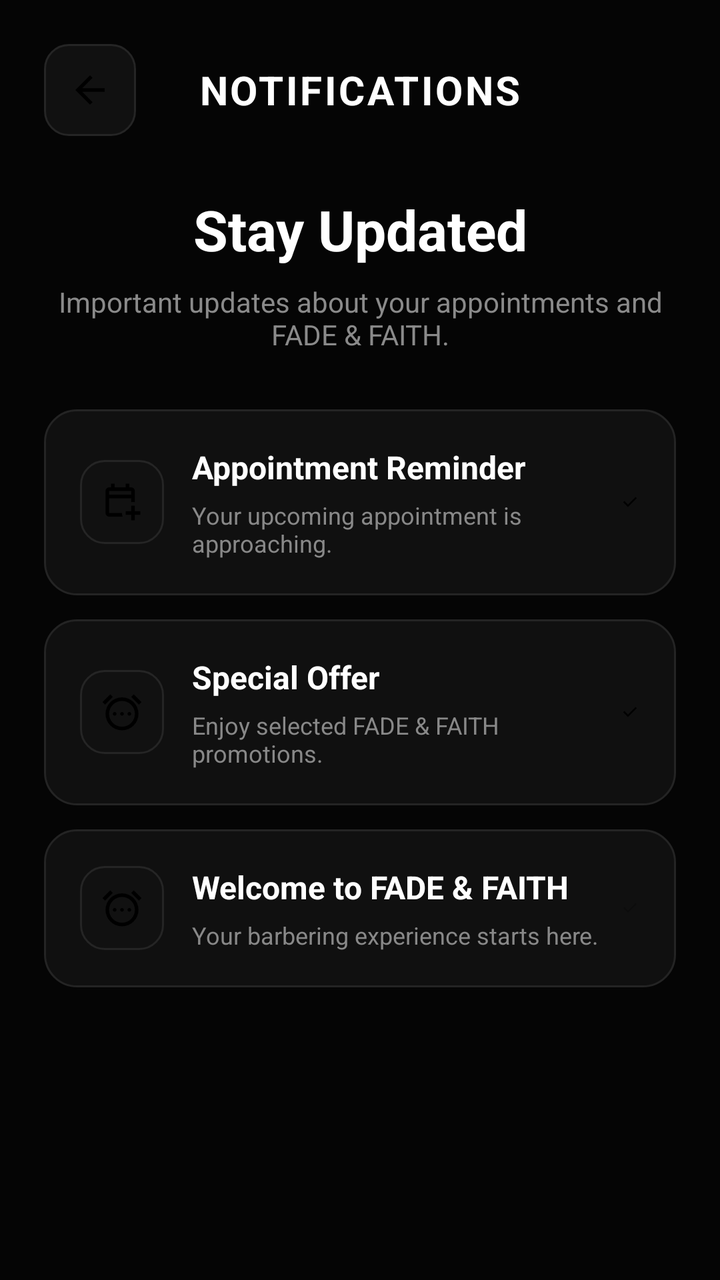
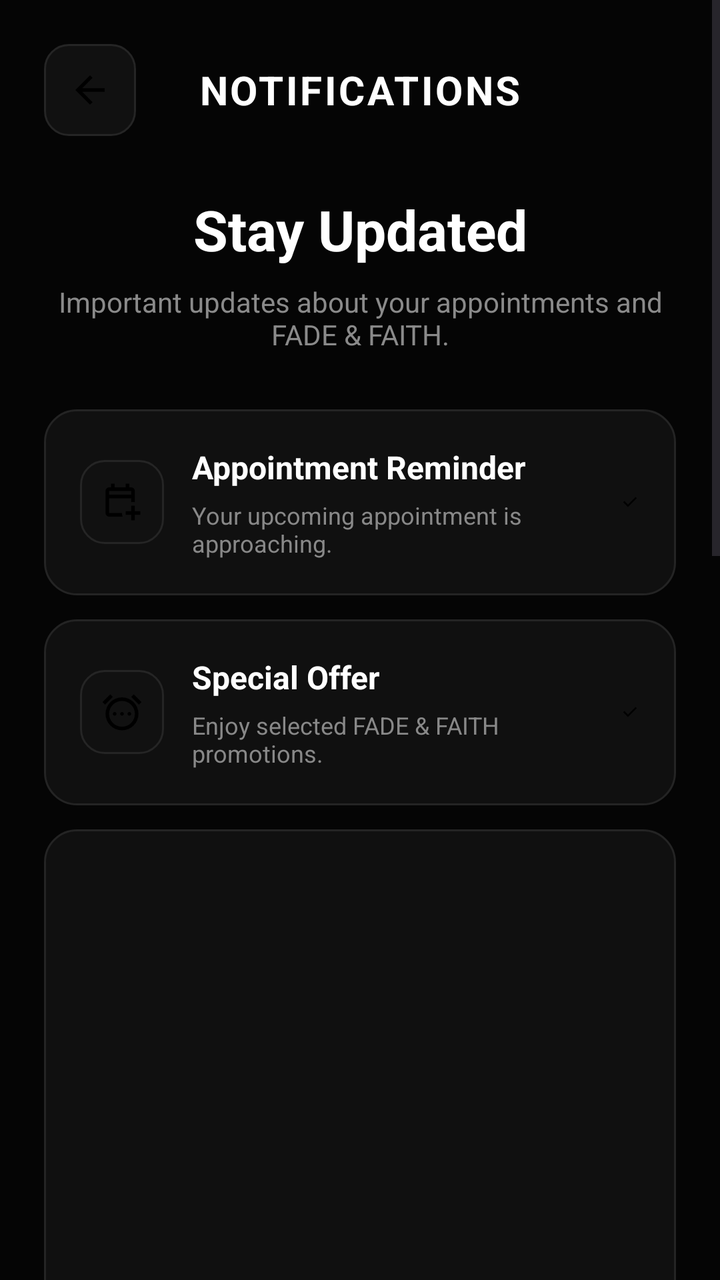

Screens rendered from an Android XML layout before and after an edit, with the pre-edit source and the edit as a unified diff.
<!-- AndroidManifest.xml: application theme Theme.FadeandFaith -->
<!-- res/layout/activity_notifications.xml -->
<?xml version="1.0" encoding="utf-8"?>
<ScrollView
    xmlns:android="http://schemas.android.com/apk/res/android"
    android:layout_width="match_parent"
    android:layout_height="match_parent"
    android:background="#050505"
    android:fillViewport="true">

    <LinearLayout
        android:layout_width="match_parent"
        android:layout_height="wrap_content"
        android:orientation="vertical"
        android:padding="22dp">

        

        <LinearLayout
            android:layout_width="match_parent"
            android:layout_height="wrap_content"
            android:gravity="center_vertical"
            android:orientation="horizontal"
            android:layout_marginBottom="28dp">

            <ImageView
                android:id="@+id/backButton"
                android:layout_width="46dp"
                android:layout_height="46dp"
                android:padding="12dp"
                android:src="@drawable/arrowback"
                android:contentDescription="Back"
                android:background="@drawable/iconbutton" />

            <TextView
                android:layout_width="0dp"
                android:layout_height="wrap_content"
                android:layout_weight="1"
                android:gravity="center"
                android:text="NOTIFICATIONS"
                android:textColor="#FFFFFF"
                android:textSize="20sp"
                android:textStyle="bold"
                android:letterSpacing="0.06" />

            <View
                android:layout_width="46dp"
                android:layout_height="46dp" />

        </LinearLayout>

        <TextView
            android:layout_width="match_parent"
            android:layout_height="wrap_content"
            android:text="Stay Updated"
            android:textColor="#FFFFFF"
            android:textSize="28sp"
            android:textStyle="bold"
            android:gravity="center"
            android:layout_marginBottom="8dp" />

        <TextView
            android:layout_width="match_parent"
            android:layout_height="wrap_content"
            android:text="Important updates about your appointments and FADE &amp; FAITH."
            android:textColor="#8A8A8A"
            android:textSize="14sp"
            android:gravity="center"
            android:layout_marginBottom="28dp" />

        

        <LinearLayout
            android:id="@+id/appointmentNotification"
            android:layout_width="match_parent"
            android:layout_height="wrap_content"
            android:orientation="horizontal"
            android:padding="18dp"
            android:background="@drawable/homecard"
            android:gravity="center_vertical"
            android:clickable="true"
            android:focusable="true"
            android:layout_marginBottom="12dp">

            <ImageView
                android:layout_width="42dp"
                android:layout_height="42dp"
                android:padding="10dp"
                android:src="@drawable/calendar"
                android:contentDescription="Appointment"
                android:background="@drawable/iconbutton" />

            <LinearLayout
                android:layout_width="0dp"
                android:layout_height="wrap_content"
                android:layout_weight="1"
                android:orientation="vertical"
                android:layout_marginStart="14dp">

                <TextView
                    android:layout_width="wrap_content"
                    android:layout_height="wrap_content"
                    android:text="Appointment Reminder"
                    android:textColor="#FFFFFF"
                    android:textSize="16sp"
                    android:textStyle="bold" />

                <TextView
                    android:layout_width="wrap_content"
                    android:layout_height="wrap_content"
                    android:text="Your upcoming appointment is approaching."
                    android:textColor="#888888"
                    android:textSize="12sp"
                    android:layout_marginTop="5dp" />

            </LinearLayout>

            <ImageView
                android:id="@+id/appointmentIndicator"
                android:layout_width="10dp"
                android:layout_height="10dp"
                android:src="@drawable/check"
                android:contentDescription="Unread" />

        </LinearLayout>

        

        <LinearLayout
            android:id="@+id/promotionNotification"
            android:layout_width="match_parent"
            android:layout_height="wrap_content"
            android:orientation="horizontal"
            android:padding="18dp"
            android:background="@drawable/homecard"
            android:gravity="center_vertical"
            android:clickable="true"
            android:focusable="true"
            android:layout_marginBottom="12dp">

            <ImageView
                android:layout_width="42dp"
                android:layout_height="42dp"
                android:padding="10dp"
                android:src="@drawable/notifications"
                android:contentDescription="Promotion"
                android:background="@drawable/iconbutton" />

            <LinearLayout
                android:layout_width="0dp"
                android:layout_height="wrap_content"
                android:layout_weight="1"
                android:orientation="vertical"
                android:layout_marginStart="14dp">

                <TextView
                    android:layout_width="wrap_content"
                    android:layout_height="wrap_content"
                    android:text="Special Offer"
                    android:textColor="#FFFFFF"
                    android:textSize="16sp"
                    android:textStyle="bold" />

                <TextView
                    android:layout_width="wrap_content"
                    android:layout_height="wrap_content"
                    android:text="Enjoy selected FADE &amp; FAITH promotions."
                    android:textColor="#888888"
                    android:textSize="12sp"
                    android:layout_marginTop="5dp" />

            </LinearLayout>

            <ImageView
                android:id="@+id/promotionIndicator"
                android:layout_width="10dp"
                android:layout_height="10dp"
                android:src="@drawable/check"
                android:contentDescription="Unread" />

        </LinearLayout>

        

        <LinearLayout
            android:id="@+id/systemNotification"
            android:layout_width="match_parent"
            android:layout_height="wrap_content"
            android:orientation="horizontal"
            android:padding="18dp"
            android:background="@drawable/homecard"
            android:gravity="center_vertical"
            android:clickable="true"
            android:focusable="true"
            android:layout_marginBottom="22dp">

            <ImageView
                android:layout_width="42dp"
                android:layout_height="42dp"
                android:padding="10dp"
                android:src="@drawable/notifications"
                android:contentDescription="System notification"
                android:background="@drawable/iconbutton" />

            <LinearLayout
                android:layout_width="0dp"
                android:layout_height="wrap_content"
                android:layout_weight="1"
                android:orientation="vertical"
                android:layout_marginStart="14dp">

                <TextView
                    android:layout_width="wrap_content"
                    android:layout_height="wrap_content"
                    android:text="Welcome to FADE &amp; FAITH"
                    android:textColor="#FFFFFF"
                    android:textSize="16sp"
                    android:textStyle="bold" />

                <TextView
                    android:layout_width="wrap_content"
                    android:layout_height="wrap_content"
                    android:text="Your barbering experience starts here."
                    android:textColor="#888888"
                    android:textSize="12sp"
                    android:layout_marginTop="5dp" />

            </LinearLayout>

            <ImageView
                android:id="@+id/systemIndicator"
                android:layout_width="10dp"
                android:layout_height="10dp"
                android:src="@drawable/check"
                android:contentDescription="Unread"
                android:alpha="0.25" />

        </LinearLayout>

        <TextView
            android:id="@+id/emptyText"
            android:layout_width="match_parent"
            android:layout_height="wrap_content"
            android:text="You're all caught up."
            android:textColor="#777777"
            android:textSize="14sp"
            android:gravity="center"
            android:visibility="gone" />

    </LinearLayout>

</ScrollView>
<!-- resources referenced by this layout -->
<resources>
  <!-- drawable arrowback (drawable) -->
  <vector xmlns:android="http://schemas.android.com/apk/res/android" android:autoMirrored="true" android:height="24dp" android:tint="#000000" android:viewportHeight="960" android:viewportWidth="960" android:width="24dp">
        
      <path android:fillColor="@android:color/white" android:pathData="M313,520L537,744L480,800L160,480L480,160L537,216L313,440L800,440L800,520L313,520Z"/>
      
  </vector>
  <!-- drawable calendar (drawable) -->
  <vector xmlns:android="http://schemas.android.com/apk/res/android" android:height="24dp" android:tint="#000000" android:viewportHeight="960" android:viewportWidth="960" android:width="24dp">
        
      <path android:fillColor="@android:color/white" android:pathData="M680,880L680,760L560,760L560,680L680,680L680,560L760,560L760,680L880,680L880,760L760,760L760,880L680,880ZM200,800Q167,800 143.5,776.5Q120,753 120,720L120,240Q120,207 143.5,183.5Q167,160 200,160L240,160L240,80L320,80L320,160L560,160L560,80L640,80L640,160L680,160Q713,160 736.5,183.5Q760,207 760,240L760,484Q740,481 720,481Q700,481 680,484L680,400L200,400L200,720Q200,720 200,720Q200,720 200,720L480,720Q480,740 483,760Q486,780 494,800L200,800ZM200,320L680,320L680,240Q680,240 680,240Q680,240 680,240L200,240Q200,240 200,240Q200,240 200,240L200,320ZM200,320L200,240Q200,240 200,240Q200,240 200,240L200,240Q200,240 200,240Q200,240 200,240L200,320Z"/>
      
  </vector>
  <!-- drawable check (drawable) -->
  <vector xmlns:android="http://schemas.android.com/apk/res/android" android:height="24dp" android:tint="#000000" android:viewportHeight="960" android:viewportWidth="960" android:width="24dp">
        
      <path android:fillColor="@android:color/white" android:pathData="M382,720L154,492L211,435L382,606L749,239L806,296L382,720Z"/>
      
  </vector>
  <!-- drawable homecard (drawable) -->
  <?xml version="1.0" encoding="utf-8"?>
  <shape xmlns:android="http://schemas.android.com/apk/res/android">
  
      <solid android:color="#101010" />
  
      <stroke
          android:width="1dp"
          android:color="#242424" />
  
      <corners android:radius="16dp" />
  
  </shape>
  <!-- drawable iconbutton (drawable) -->
  <?xml version="1.0" encoding="utf-8"?>
  <shape xmlns:android="http://schemas.android.com/apk/res/android">
  
      <solid android:color="#111111" />
  
      <stroke
          android:width="1dp"
          android:color="#252525" />
  
      <corners android:radius="12dp" />
  
  </shape>
  <style name="Theme.FadeandFaith" parent="Base.Theme.FadeandFaith" />
  <style name="Base.Theme.FadeandFaith" parent="Theme.Material3.DayNight.NoActionBar">
          
          
      </style>
  <!-- unchanged entries left out for length: 1 -->
</resources>

<!-- the commit's change to res/layout/activity_notifications.xml (unified diff, before → after) -->
@@ -233,6 +233,12 @@
                 android:contentDescription="Unread"
                 android:alpha="0.25" />
 
+            <LinearLayout
+                android:id="@+id/notificationsContainer"
+                android:layout_width="match_parent"
+                android:layout_height="wrap_content"
+                android:orientation="vertical" />
+
         </LinearLayout>
 
         <TextView
